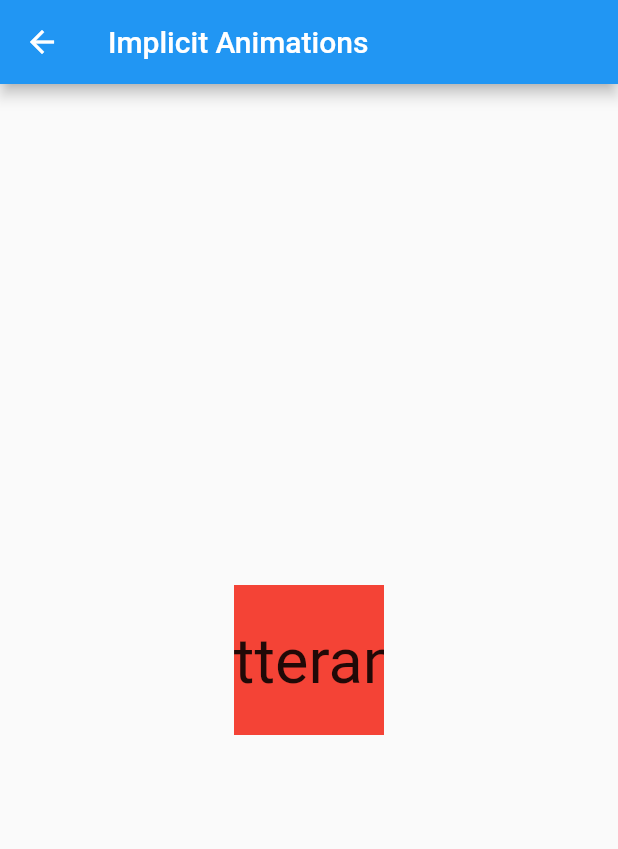
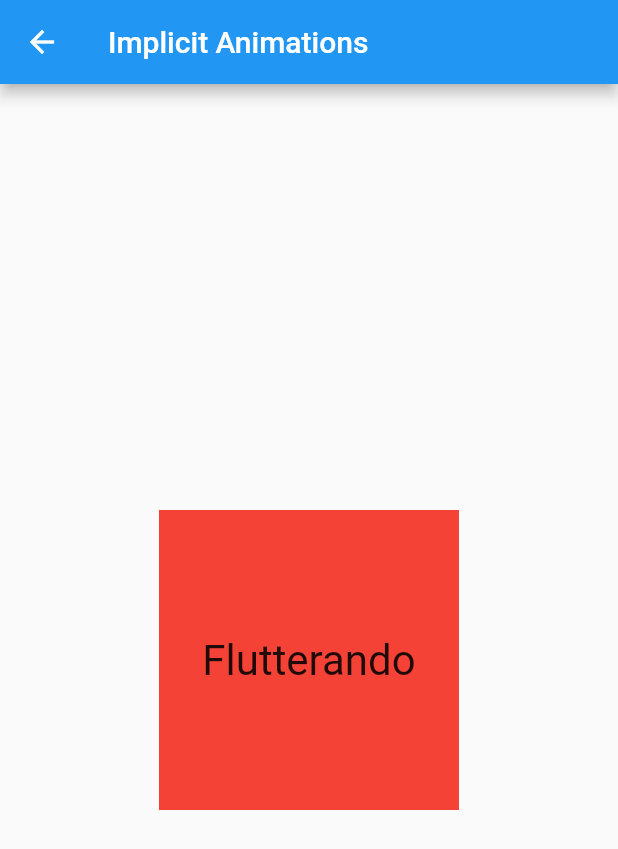
Before and after one commit to enosteteo/implicit_animations, a Flutter app: the ImplicitAnimationsPage screen opened directly, after a tap on "Flutterando", on a phone screen of 412 x 824 dp. Shown: the top 849 px of the screen. Run offline on Flutter 3.47's test engine with Material 2 defaults, Android fonts, the phone set to English and light mode, and no system bars.

Commit message:
altering scale

```diff
--- a/lib/implicit_animations_page.dart
+++ b/lib/implicit_animations_page.dart
@@ -26,18 +26,16 @@ class _ImplicitAnimationsPageState extends State<ImplicitAnimationsPage> {
               isExpaned = !isExpaned;
             });
           },
-          child: ClipRect(
+          child: AnimatedScale(
+            duration: duration,
+            scale: isExpaned ? 2 : 1,
             child: AnimatedContainer(
               duration: duration,
               alignment: Alignment.center,
               width: 100,
               height: 100,
               color: Colors.red,
-              child: AnimatedScale(
-                duration: duration,
-                scale: isExpaned ? 3 : 1,
-                child: Text('Flutterando'),
-              ),
+              child: Text('Flutterando'),
             ),
           ),
         ),
```
